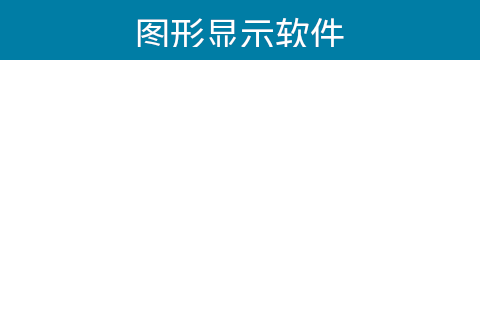
Qt form SS_GDE/mainwindow.ui (Micheal1022/SS_GDE_Project) before a commit; both pictures show x 361 to 841 and y 0 to 320 of the 1366 by 772 pixel window.
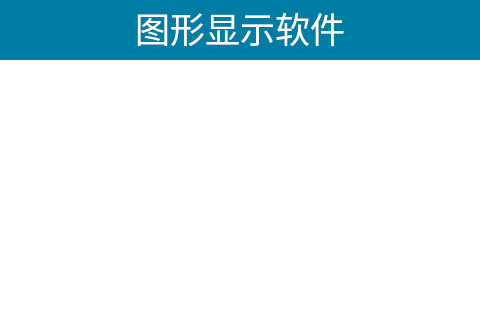
The same form after that commit. Icons and pictures are not drawn.

Commit message: 1.update 主界面

The edit to the form file:
```diff
--- a/SS_GDE/mainwindow.ui
+++ b/SS_GDE/mainwindow.ui
@@ -107,7 +107,7 @@
         <property name="maximumSize">
          <size>
           <width>366</width>
-          <height>40</height>
+          <height>50</height>
          </size>
         </property>
         <property name="font">
```
The commit also changes 3 other files.
